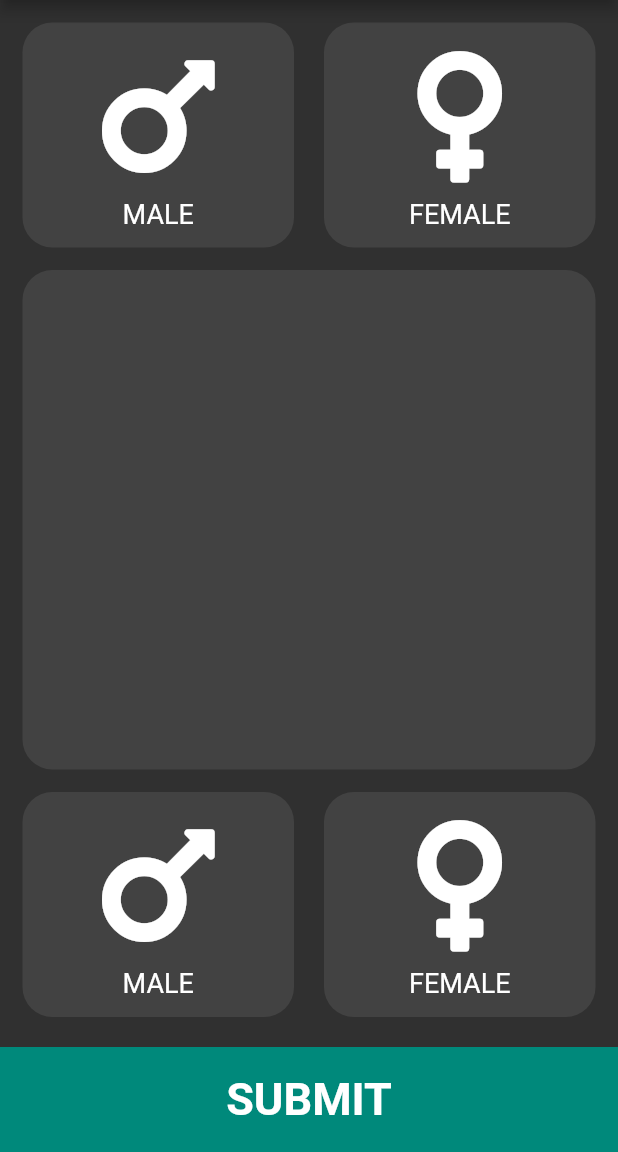
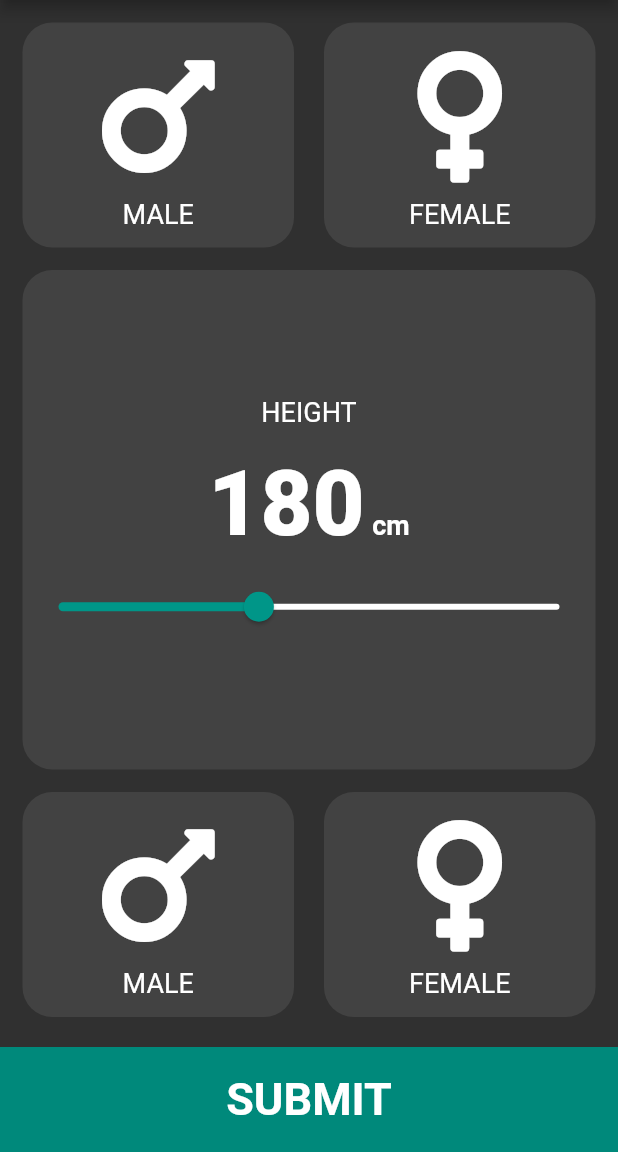
Before and after one commit to Harmanjit14/BMI-Calculator, a Flutter app: the screen it shows after launch, on a phone screen of 412 x 824 dp, the part 84-1236 px from its top. Run offline on Flutter 3.47's test engine with Material 2 defaults, Android fonts, the phone set to English and light mode, and no system bars; our stand-ins replace font_awesome_flutter.

```diff
--- a/lib/main.dart
+++ b/lib/main.dart
@@ -91,11 +91,62 @@ class FemaleWid extends StatelessWidget {
   }
 }
 
-class MainBox extends StatelessWidget {
+class MainBox extends StatefulWidget {
+  @override
+  _MainBoxState createState() => _MainBoxState();
+}
+
+class _MainBoxState extends State<MainBox> {
+  int h = 180;
   @override
   Widget build(BuildContext context) {
     return Expanded(
       child: Container(
+        child: Column(
+          mainAxisAlignment: MainAxisAlignment.center,
+          children: <Widget>[
+            Text(
+              'HEIGHT',
+              style: TextStyle(fontSize: 18, color: Colors.white),
+            ),
+            SizedBox(
+              height: 15,
+            ),
+            Row(
+              mainAxisAlignment: MainAxisAlignment.center,
+              crossAxisAlignment: CrossAxisAlignment.baseline,
+              textBaseline: TextBaseline.alphabetic,
+              children: <Widget>[
+                Text(
+                  h.toString(),
+                  style: TextStyle(fontSize: 60, fontWeight: FontWeight.w900),
+                ),
+                SizedBox(
+                  width: 5,
+                ),
+                Text(
+                  'cm',
+                  style: TextStyle(fontSize: 18, fontWeight: FontWeight.bold),
+                ),
+              ],
+            ),
+            SizedBox(
+              height: 10,
+            ),
+            Slider(
+              value: h.toDouble(),
+              onChanged: (double newVal) {
+                setState(() {
+                  h = newVal.toInt();
+                });
+              },
+              min: 100,
+              max: 300,
+              activeColor: Colors.teal,
+              inactiveColor: Colors.white,
+            ),
+          ],
+        ),
         height: double.infinity,
         width: double.infinity,
         margin: EdgeInsets.fromLTRB(15, 0, 15, 0),
```
